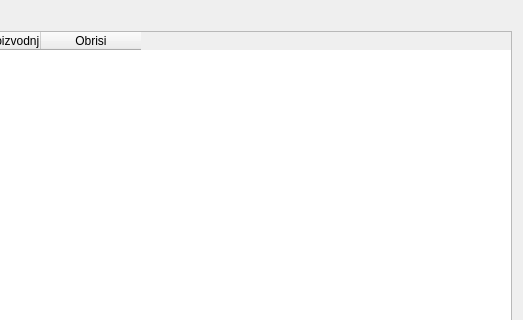
Above: gui/POVI/commandsview.ui from Loptica23/POVI before the change; both pictures show x 471 to 994 and y 0 to 320 of the 994 by 583 pixel window. Below: the same form after it.
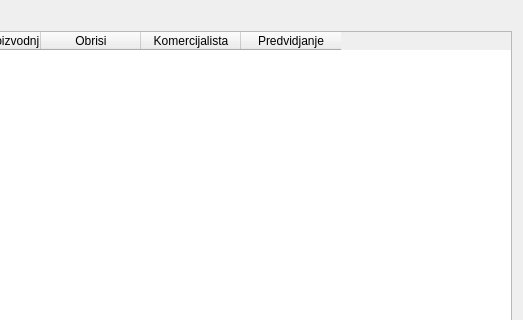
That is the form after the change.

Diff of the .ui file:
```diff
--- a/gui/POVI/commandsview.ui
+++ b/gui/POVI/commandsview.ui
@@ -53,6 +53,16 @@
        <string>Obrisi</string>
       </property>
      </column>
+     <column>
+      <property name="text">
+       <string>Komercijalista</string>
+      </property>
+     </column>
+     <column>
+      <property name="text">
+       <string>Predvidjanje</string>
+      </property>
+     </column>
     </widget>
    </item>
    <item>
```
